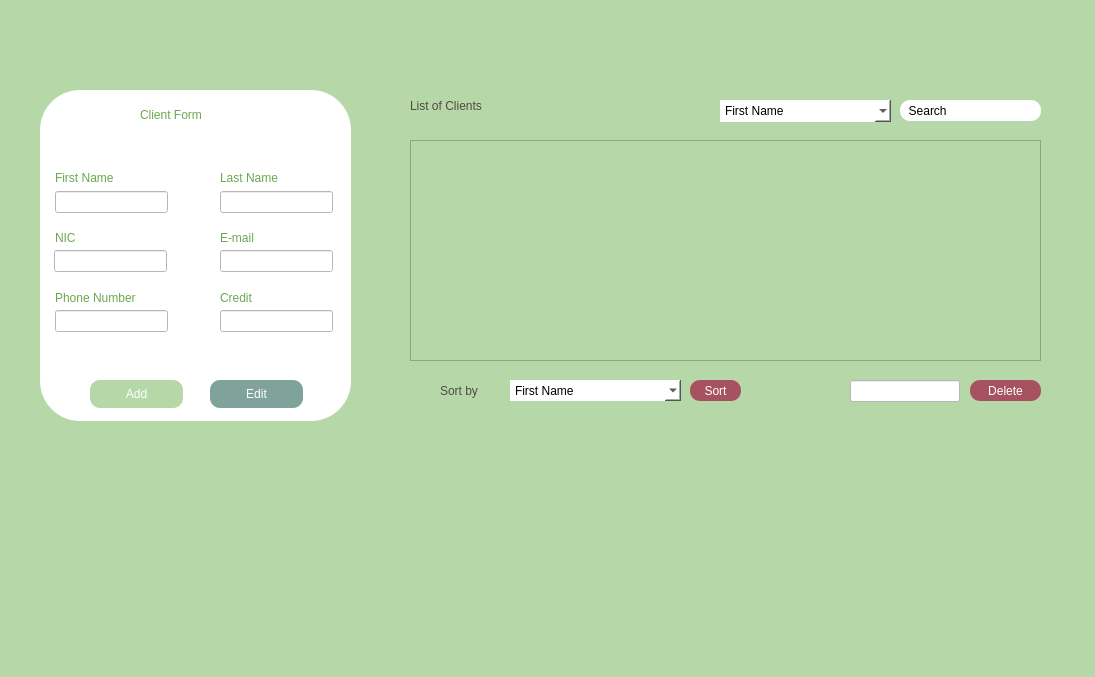
The window that mainwindow.ui (skander-kechaou/SMART-charging-station) describes before a commit, drawn with Qt 5.
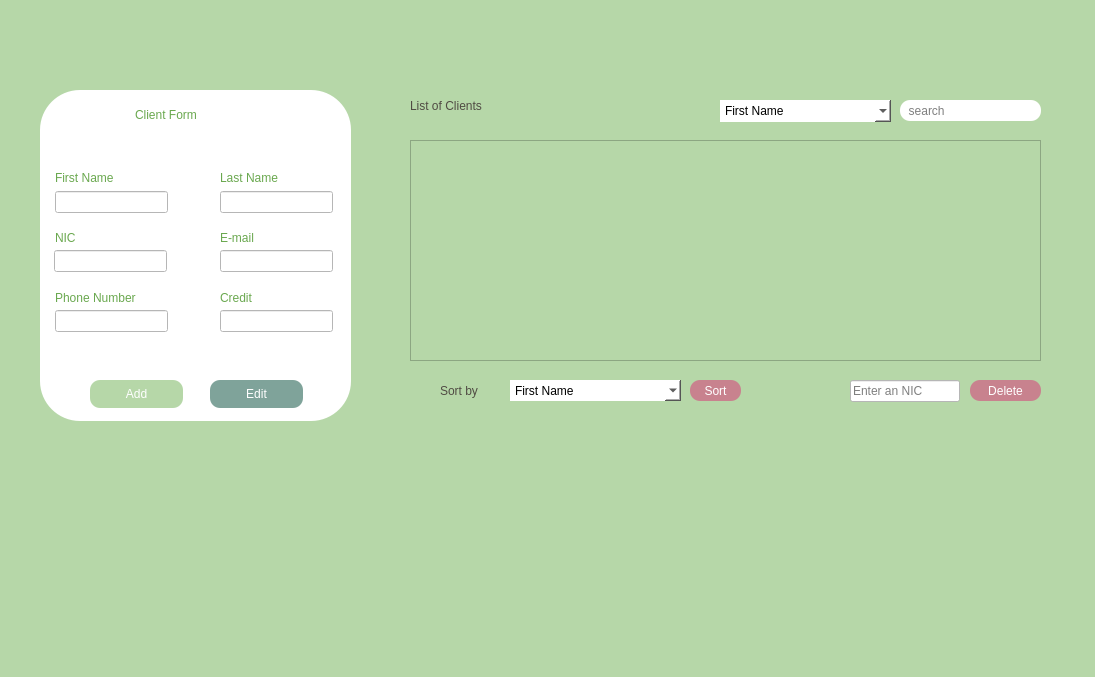
The same window after the commit. Icons and pictures are not drawn.

Commit message: 4th commit from Client on mainwindow.ui

What changed in the file:
```diff
--- a/mainwindow.ui
+++ b/mainwindow.ui
@@ -43,7 +43,7 @@
     <widget class="QLabel" name="FormLabel">
      <property name="geometry">
       <rect>
-       <x>100</x>
+       <x>95</x>
        <y>15</y>
        <width>121</width>
        <height>20</height>
@@ -450,7 +450,10 @@
 }</string>
     </property>
     <property name="text">
-     <string>  Search</string>
+     <string/>
+    </property>
+    <property name="placeholderText">
+     <string>  search</string>
     </property>
    </widget>
    <widget class="QPushButton" name="searchButton">
@@ -544,11 +547,18 @@
     <property name="styleSheet">
      <string notr="true">QPushButton
 {
-	
-	background-color: rgb(167, 82, 97);
 	color: rgb(255, 255, 255);
+	background-color: rgb(200, 130, 142);
 	font: 10pt &quot;Berlin Sans FB&quot;;
 	border-radius: 10px;
+}
+
+QPushButton:hover
+{
+	color: rgb(255, 255, 255);
+	font: 12pt &quot;Berlin Sans FB&quot;;
+	background-color: rgb(167, 82, 97);
+	border-radius: 10px;
 }</string>
     </property>
     <property name="text">
@@ -620,6 +630,9 @@
 	font: 9pt &quot;Berlin Sans FB&quot;;
 }</string>
     </property>
+    <property name="placeholderText">
+     <string>Enter an NIC</string>
+    </property>
    </widget>
    <widget class="QPushButton" name="deleteButton">
     <property name="geometry">
@@ -633,11 +646,18 @@
     <property name="styleSheet">
      <string notr="true">QPushButton
 {
-	
-	background-color: rgb(167, 82, 97);
 	color: rgb(255, 255, 255);
+	background-color: rgb(200, 130, 142);
 	font: 10pt &quot;Berlin Sans FB&quot;;
 	border-radius: 10px;
+}
+
+QPushButton:hover
+{
+	color: rgb(255, 255, 255);
+	font: 12pt &quot;Berlin Sans FB&quot;;
+	background-color: rgb(167, 82, 97);
+	border-radius: 10px;
 }</string>
     </property>
     <property name="text">
```
Left out of the diff: 94 changed lines with no effect on the pictures.
